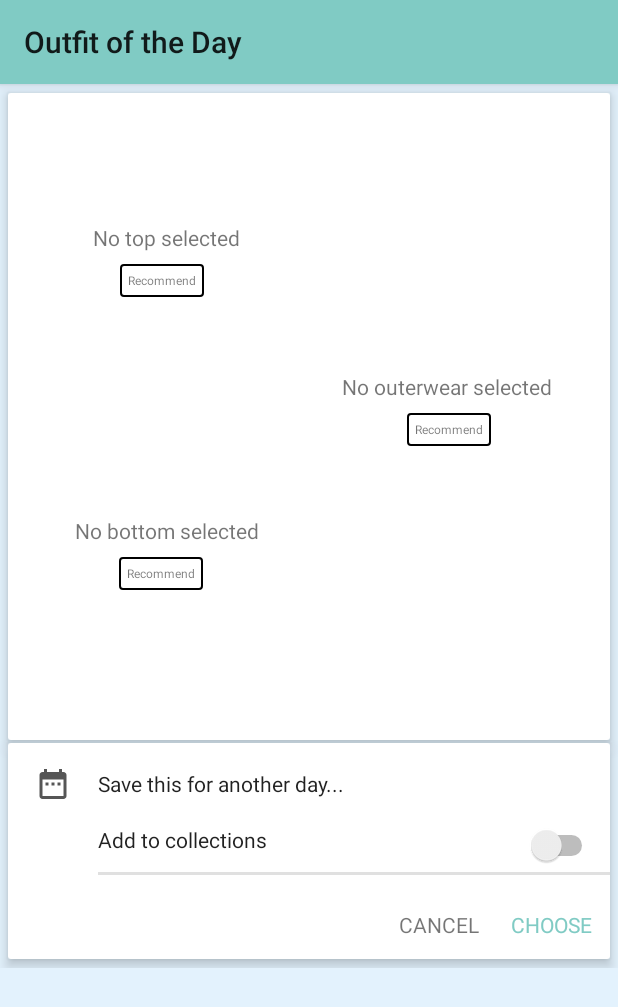
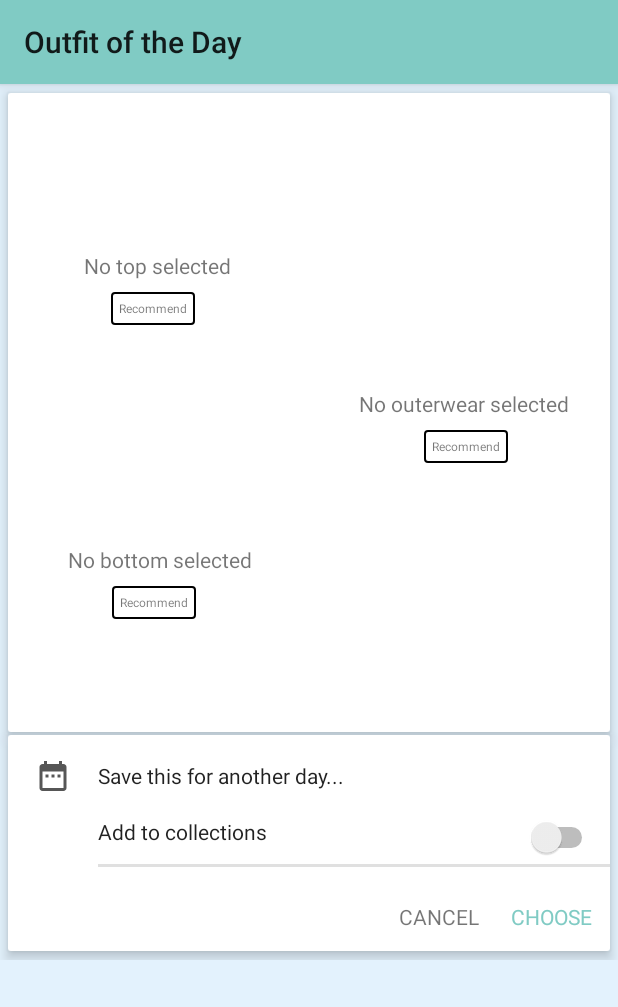
Before and after one commit to horeuben/droby, an Android app: the FinalOutfitActivity screen opened directly, with no data from a screen before it, on a phone screen of 412 x 824 dp. Shown: the top 1007 px of the screen. Run offline under Robolectric (Android 15) with nearby library versions, the phone set to English and light mode, and no system bars; libraries missing offline, so code that uses them is left out: com.microsoft.windowsazure; 1 statement that could not run was skipped.

Commit message:
final outfit activity changes

```diff
--- a/app/src/main/AndroidManifest.xml
+++ b/app/src/main/AndroidManifest.xml
@@ -61,7 +61,7 @@
                 android:value=".Activities.MainActivity"/>
         </activity>
         <activity android:name=".Activities.FinalOutfitActivity"
-            android:screenOrientation="portrait"
+
             android:theme="@style/AppTheme"
             android:label="Editing"
             />
--- a/app/src/main/res/layout/activity_clothes_description.xml
+++ b/app/src/main/res/layout/activity_clothes_description.xml
@@ -19,7 +19,8 @@
             <ImageView
                 android:id="@+id/clothes_image"
                 android:layout_width="match_parent"
-                android:layout_height="400dp" />
+                android:layout_height="400dp"
+                tools:src="@drawable/black_pants_output"/>
 
         </RelativeLayout>
 
--- a/app/src/main/res/layout/activity_final_outfit.xml
+++ b/app/src/main/res/layout/activity_final_outfit.xml
@@ -32,23 +32,23 @@
                 <!-- Bottom clothing-->
                 <ImageView
                     android:id="@+id/bottomClothing"
-                    android:layout_width="147dp"
-                    android:layout_height="196dp"
-                    tools:src="@drawable/blue_jeans"
+                    android:layout_width="167dp"
+                    android:layout_height="190dp"
+                    tools:src="@drawable/white_shorts"
                     android:layout_marginTop="0dp"
                     app:layout_constraintTop_toBottomOf="@+id/top"
                     app:layout_constraintBottom_toBottomOf="parent"
-                    android:layout_marginBottom="30dp"
-                    app:layout_constraintVertical_bias="0.0"
-                    android:layout_marginLeft="30dp"
+                    android:layout_marginBottom="20dp"
+                    app:layout_constraintVertical_bias="1.0"
+                    android:layout_marginLeft="15dp"
                     app:layout_constraintLeft_toLeftOf="parent" />
                 <TextView
                     android:layout_width="wrap_content"
                     android:layout_height="wrap_content"
                     android:text="No bottom selected"
                     app:layout_constraintBottom_toBottomOf="@+id/bottomClothing"
-                    android:layout_marginBottom="100dp"
-                    android:layout_marginRight="10dp"
+                    android:layout_marginBottom="85dp"
+                    android:layout_marginRight="20dp"
                     app:layout_constraintRight_toRightOf="@+id/bottomClothing"
                     android:id="@+id/msgBottom" />
                 <TextView
@@ -67,20 +67,20 @@
                 <!-- Top clothing-->
                 <ImageView
                     android:id="@+id/top"
-                    android:layout_width="146dp"
+                    android:layout_width="167dp"
                     android:layout_height="200dp"
                     tools:src="@drawable/pink_tshirt"
                     app:layout_constraintTop_toTopOf="parent"
-                    android:layout_marginTop="5dp"
-                    android:layout_marginLeft="30dp"
+                    android:layout_marginTop="16dp"
+                    android:layout_marginLeft="15dp"
                     app:layout_constraintLeft_toLeftOf="parent" />
                 <TextView
                     android:layout_width="wrap_content"
                     android:layout_height="wrap_content"
                     android:text="No top selected"
                     app:layout_constraintBottom_toBottomOf="@+id/top"
-                    android:layout_marginBottom="99dp"
-                    android:layout_marginRight="21dp"
+                    android:layout_marginBottom="91dp"
+                    android:layout_marginRight="34dp"
                     app:layout_constraintRight_toRightOf="@+id/top"
                     android:id="@+id/msgTop" />
                 <TextView
@@ -99,23 +99,25 @@
                 <!-- Outer clothing-->
                 <ImageView
                     android:id="@+id/outerwear"
-                    android:layout_width="144dp"
-                    android:layout_height="222dp"
-                    tools:src="@drawable/white_office_jacket"
+                    android:layout_width="161dp"
+                    android:layout_height="228dp"
+                    tools:src="@drawable/black_pants_output"
+                    android:visibility="visible"
+                    app:layout_constraintTop_toTopOf="parent"
+                    android:layout_marginTop="84dp"
+                    android:layout_marginRight="15dp"
+                    app:layout_constraintRight_toRightOf="parent"
                     app:layout_constraintLeft_toRightOf="@+id/top"
-                    android:layout_marginLeft="20dp"
-                    app:layout_constraintTop_toTopOf="parent"
-                    android:layout_marginTop="55dp"
-                    android:layout_marginRight="15dp"
-                    app:layout_constraintRight_toRightOf="parent" />
+                    android:layout_marginLeft="30dp"
+                    app:layout_constraintHorizontal_bias="1.0" />
 
                 <TextView
                     android:layout_width="wrap_content"
                     android:layout_height="wrap_content"
                     android:text="No outerwear selected"
                     app:layout_constraintBottom_toBottomOf="@+id/outerwear"
-                    android:layout_marginBottom="72dp"
-                    android:layout_marginRight="0dp"
+                    android:layout_marginBottom="95dp"
+                    android:layout_marginRight="11dp"
                     app:layout_constraintRight_toRightOf="@+id/outerwear"
                     android:id="@+id/msgOuter" />
 
@@ -131,6 +133,25 @@
                     app:layout_constraintTop_toBottomOf="@+id/msgOuter"
                     android:layout_marginRight="41dp"
                     app:layout_constraintRight_toRightOf="@+id/msgOuter" />
+
+                <!--one piece clothing-->
+                <ImageView
+                    android:id="@+id/onepiece"
+                    android:layout_width="171dp"
+                    android:layout_height="374dp"
+                    tools:src="@drawable/blue_jeans"
+                    app:layout_constraintTop_toTopOf="@+id/top"
+                    android:layout_marginTop="2dp"
+                    android:layout_marginLeft="15dp"
+                    app:layout_constraintLeft_toLeftOf="parent"
+                    app:layout_constraintBottom_toBottomOf="parent"
+                    android:layout_marginBottom="8dp"
+                    app:layout_constraintVertical_bias="0.0"
+                    app:layout_constraintRight_toLeftOf="@+id/outerwear"
+                    android:layout_marginRight="20dp"
+                    app:layout_constraintHorizontal_bias="0.0"
+                    android:visibility="visible"/>
+
 
 
             </android.support.constraint.ConstraintLayout>
--- a/build.gradle
+++ b/build.gradle
@@ -16,6 +16,7 @@ buildscript {
 allprojects {
     repositories {
         jcenter()
+        maven { url "https://jitpack.io" }
     }
 }
 
```
Also changed, not shown: app/src/main/java/com/example/reube/droby/Activities/ClothesBasket.java (+12 -1 lines), app/src/main/java/com/example/reube/droby/Activities/FinalOutfitActivity.java (+45 -31 lines), app/src/main/java/com/example/reube/droby/Adapters/ClothesAdapterTest.java (deleted, +0 -128 lines), app/src/main/java/com/example/reube/droby/Adapters/ClothesBasketAdapter.java (+11 -1 lines), app/src/main/java/com/example/reube/droby/Fragments/ClothesFragment.java (+3 -18 lines), app/src/main/res/drawable/black_pants_output.png (added), app/src/main/res/drawable/green_shirt_output.png (added), app/src/main/res/drawable/orange_shirt_output.png (added).
